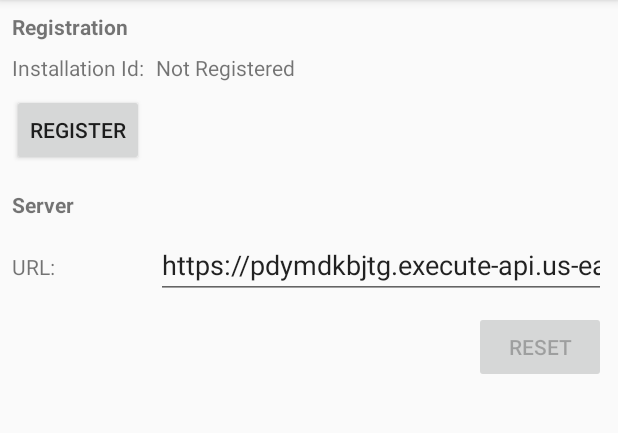
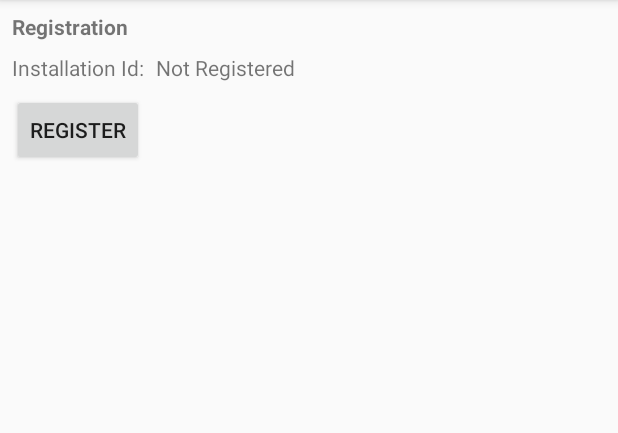
Before and after one commit to PRosenb/ArduinoPushNotification, an Android app: the screen it shows after launch (MainActivity), on a phone screen of 412 x 824 dp, the part 84-517 px from its top. Run offline under Robolectric (Android 15) with nearby library versions, the phone set to English and light mode, and no system bars; our stand-ins replace Timber.

Commit message:
remove serverUrl configuration

```diff
--- a/app/src/main/java/ch/pete/arduinopushnotification/view/MainActivity.kt
+++ b/app/src/main/java/ch/pete/arduinopushnotification/view/MainActivity.kt
@@ -1,7 +1,6 @@
 package ch.pete.arduinopushnotification.view
 
 import android.os.Bundle
-import android.view.View
 import androidx.appcompat.app.AppCompatActivity
 import androidx.lifecycle.Observer
 import androidx.lifecycle.ViewModelProviders
@@ -21,23 +20,9 @@ class MainActivity : AppCompatActivity(), MainView {
         viewModel.init()
 
         viewModel.installationId.observe(this, Observer { installationId.text = it })
-        viewModel.serverUrl.observe(this, Observer { serverUrl.setText(it) })
 
         action.setOnClickListener {
             viewModel.onActionButtonClicked()
-        }
-
-        serverUrl.setOnFocusChangeListener { _: View, hasFocus: Boolean ->
-            viewModel.onUrlFocusChanged(hasFocus)
-        }
-        serverUrlSave.setOnClickListener {
-            viewModel.onServerUrlSaveClicked(serverUrl.text.toString())
-        }
-        serverUrlCancel.setOnClickListener {
-            viewModel.onServerUrlCancelClicked()
-        }
-        serverUrlReset.setOnClickListener {
-            viewModel.onServerUrlResetClicked()
         }
     }
 
@@ -52,27 +37,4 @@ class MainActivity : AppCompatActivity(), MainView {
     override fun disableActionButton() {
         action.isEnabled = false
     }
-
-    override fun updateServerUrl(url: String) {
-        serverUrl.setText(url)
-    }
-
-    override fun showUrlEdit() {
-        serverUrlSave.visibility = View.VISIBLE
-        serverUrlCancel.visibility = View.VISIBLE
-    }
-
-    override fun hideUrlEdit() {
-        serverUrlSave.visibility = View.INVISIBLE
-        serverUrlCancel.visibility = View.INVISIBLE
-        serverUrl.clearFocus()
-    }
-
-    override fun enableUrlReset() {
-        serverUrlReset.isEnabled = true
-    }
-
-    override fun disableUrlReset() {
-        serverUrlReset.isEnabled = false
-    }
 }
--- a/app/src/main/java/ch/pete/arduinopushnotification/view/MainView.kt
+++ b/app/src/main/java/ch/pete/arduinopushnotification/view/MainView.kt
@@ -4,10 +4,4 @@ interface MainView {
     fun updateActionButton(actionText: String)
     fun disableActionButton()
     fun enableActionButton()
-
-    fun updateServerUrl(url: String)
-    fun showUrlEdit()
-    fun hideUrlEdit()
-    fun enableUrlReset()
-    fun disableUrlReset()
 }
--- a/app/src/main/java/ch/pete/arduinopushnotification/viewmodel/MainViewModel.kt
+++ b/app/src/main/java/ch/pete/arduinopushnotification/viewmodel/MainViewModel.kt
@@ -21,12 +21,9 @@ import timber.log.Timber
 class MainViewModel(application: Application) : AndroidViewModel(application) {
     val installationId: LiveData<String>
         get() = mutableInstallationId
-    val serverUrl: LiveData<String>
-        get() = mutableServerUrl
     var view: MainView? = null
 
     private val mutableInstallationId: MutableLiveData<String> = MutableLiveData()
-    private val mutableServerUrl: MutableLiveData<String> = MutableLiveData()
     private val prefs = PreferenceManager.getDefaultSharedPreferences(getApplication())
     // is garbage collected when it's a lambda
     @Suppress("ObjectLiteralToLambda")
@@ -36,9 +33,6 @@ class MainViewModel(application: Application) : AndroidViewModel(application) {
                 Registration.PREF_INSTALLATION_ID -> {
                     updateRegistration()
                 }
-                Registration.PREF_SERVER_URL -> {
-                    updateServerUrl()
-                }
             }
         }
     }
@@ -46,7 +40,6 @@ class MainViewModel(application: Application) : AndroidViewModel(application) {
     fun init() {
         prefs.registerOnSharedPreferenceChangeListener(preferencesChangeListener)
         updateRegistration()
-        updateServerUrl()
     }
 
     fun onActionButtonClicked() {
@@ -58,28 +51,6 @@ class MainViewModel(application: Application) : AndroidViewModel(application) {
             // registered, so we unregiser the device
             unregisterDevice()
         }
-    }
-
-    fun onUrlFocusChanged(hasFocus: Boolean) {
-        if (hasFocus) {
-            view?.showUrlEdit()
-        } else {
-            view?.hideUrlEdit()
-        }
-    }
-
-    fun onServerUrlSaveClicked(url: String) {
-        prefs.edit().putString(Registration.PREF_SERVER_URL, url).apply()
-        view?.hideUrlEdit()
-    }
-
-    fun onServerUrlCancelClicked() {
-        view?.hideUrlEdit()
-        updateServerUrl()
-    }
-
-    fun onServerUrlResetClicked() {
-        prefs.edit().remove(Registration.PREF_SERVER_URL).apply()
     }
 
     override fun onCleared() {
@@ -149,15 +120,4 @@ class MainViewModel(application: Application) : AndroidViewModel(application) {
             view?.updateActionButton(getApplication<App>().getString(R.string.unregister))
         }
     }
-
-    private fun updateServerUrl() {
-        val serverUrlFromPrefs = prefs.getString(Registration.PREF_SERVER_URL, null)
-        if (serverUrlFromPrefs != null) {
-            view?.updateServerUrl(serverUrlFromPrefs)
-            view?.enableUrlReset()
-        } else {
-            view?.updateServerUrl(getApplication<App>().getString(R.string.default_server_url))
-            view?.disableUrlReset()
 }
-    }
-}
--- a/app/src/main/res/layout/activity_main.xml
+++ b/app/src/main/res/layout/activity_main.xml
@@ -15,7 +15,7 @@
             android:textIsSelectable="true"
             app:layout_constraintStart_toEndOf="@+id/barrier"
             app:layout_constraintTop_toBottomOf="@+id/titleRegistration"
-        tools:text="installationId" />
+            tools:text="installationId"/>
 
     <Button
             android:id="@+id/action"
@@ -25,7 +25,7 @@
             android:layout_marginTop="8dp"
             app:layout_constraintStart_toStartOf="parent"
             app:layout_constraintTop_toBottomOf="@+id/installationId"
-        tools:text="Action" />
+            tools:text="Action"/>
 
     <TextView
             android:id="@+id/titleRegistrationId"
@@ -35,7 +35,7 @@
             android:layout_marginTop="8dp"
             android:text="@string/installation_id"
             app:layout_constraintStart_toStartOf="parent"
-        app:layout_constraintTop_toBottomOf="@+id/titleRegistration" />
+            app:layout_constraintTop_toBottomOf="@+id/titleRegistration"/>
 
     <androidx.constraintlayout.widget.Barrier
             android:id="@+id/barrier"
@@ -44,7 +44,7 @@
             app:barrierDirection="right"
             app:constraint_referenced_ids="titleRegistrationId"
             tools:layout_editor_absoluteX="98dp"
-        tools:layout_editor_absoluteY="16dp" />
+            tools:layout_editor_absoluteY="16dp"/>
 
     <TextView
             android:id="@+id/titleRegistration"
@@ -55,79 +55,5 @@
             android:text="@string/registration"
             android:textStyle="bold"
             app:layout_constraintStart_toStartOf="parent"
-        app:layout_constraintTop_toTopOf="parent" />
-
-    <TextView
-        android:id="@+id/serverTitle"
-        android:layout_width="wrap_content"
-        android:layout_height="wrap_content"
-        android:layout_marginStart="8dp"
-        android:layout_marginTop="16dp"
-        android:text="@string/server"
-        android:textStyle="bold"
-        app:layout_constraintStart_toStartOf="parent"
-        app:layout_constraintTop_toBottomOf="@+id/action" />
-
-    <TextView
-        android:id="@+id/titleUrl"
-        android:layout_width="wrap_content"
-        android:layout_height="wrap_content"
-        android:layout_marginStart="8dp"
-        android:layout_marginTop="8dp"
-        android:layout_marginBottom="8dp"
-        android:labelFor="@+id/serverUrl"
-        android:text="@string/url"
-        app:layout_constraintBaseline_toBaselineOf="@+id/serverUrl"
-        app:layout_constraintStart_toStartOf="parent"
-        app:layout_constraintTop_toBottomOf="@+id/serverTitle" />
-
-    <EditText
-        android:id="@+id/serverUrl"
-        android:layout_width="0dp"
-        android:layout_height="wrap_content"
-        android:layout_marginStart="8dp"
-        android:layout_marginTop="8dp"
-        android:layout_marginEnd="8dp"
-        android:autofillHints="link"
-        android:inputType="textUri"
-        app:layout_constraintEnd_toEndOf="parent"
-        app:layout_constraintStart_toEndOf="@+id/barrier"
-        app:layout_constraintTop_toBottomOf="@+id/serverTitle"
-        tools:targetApi="o"
-        tools:text="url" />
-
-    <Button
-        android:id="@+id/serverUrlSave"
-        android:layout_width="wrap_content"
-        android:layout_height="wrap_content"
-        android:layout_marginStart="8dp"
-        android:layout_marginTop="8dp"
-        android:text="@string/server_url_save"
-        android:visibility="invisible"
-        app:layout_constraintStart_toEndOf="@+id/barrier"
-        app:layout_constraintTop_toBottomOf="@+id/serverUrl"
-        tools:visibility="visible" />
-
-    <Button
-        android:id="@+id/serverUrlCancel"
-        android:layout_width="wrap_content"
-        android:layout_height="wrap_content"
-        android:layout_marginStart="8dp"
-        android:layout_marginTop="8dp"
-        android:text="@string/server_url_cancel"
-        android:visibility="invisible"
-        app:layout_constraintStart_toEndOf="@+id/serverUrlSave"
-        app:layout_constraintTop_toBottomOf="@+id/serverUrl"
-        tools:visibility="visible" />
-
-    <Button
-        android:id="@+id/serverUrlReset"
-        android:layout_width="wrap_content"
-        android:layout_height="wrap_content"
-        android:layout_marginTop="8dp"
-        android:layout_marginEnd="8dp"
-        android:text="@string/server_url_reset"
-        app:layout_constraintEnd_toEndOf="parent"
-        app:layout_constraintTop_toBottomOf="@+id/serverUrl" />
-
+            app:layout_constraintTop_toTopOf="parent"/>
 </androidx.constraintlayout.widget.ConstraintLayout>
```
Also changed, not shown: app/src/main/java/ch/pete/arduinopushnotification/service/Registration.kt (+3 -13 lines). Lines whose indentation alone changed are shown as unchanged.
